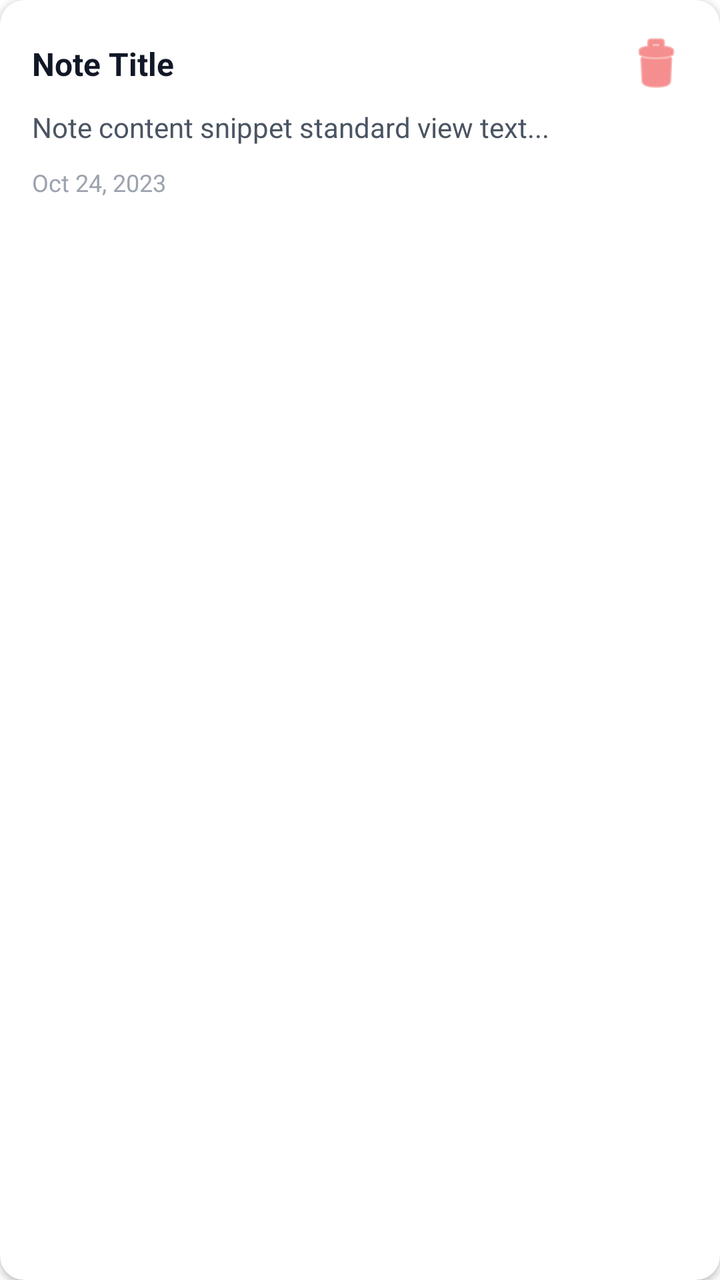
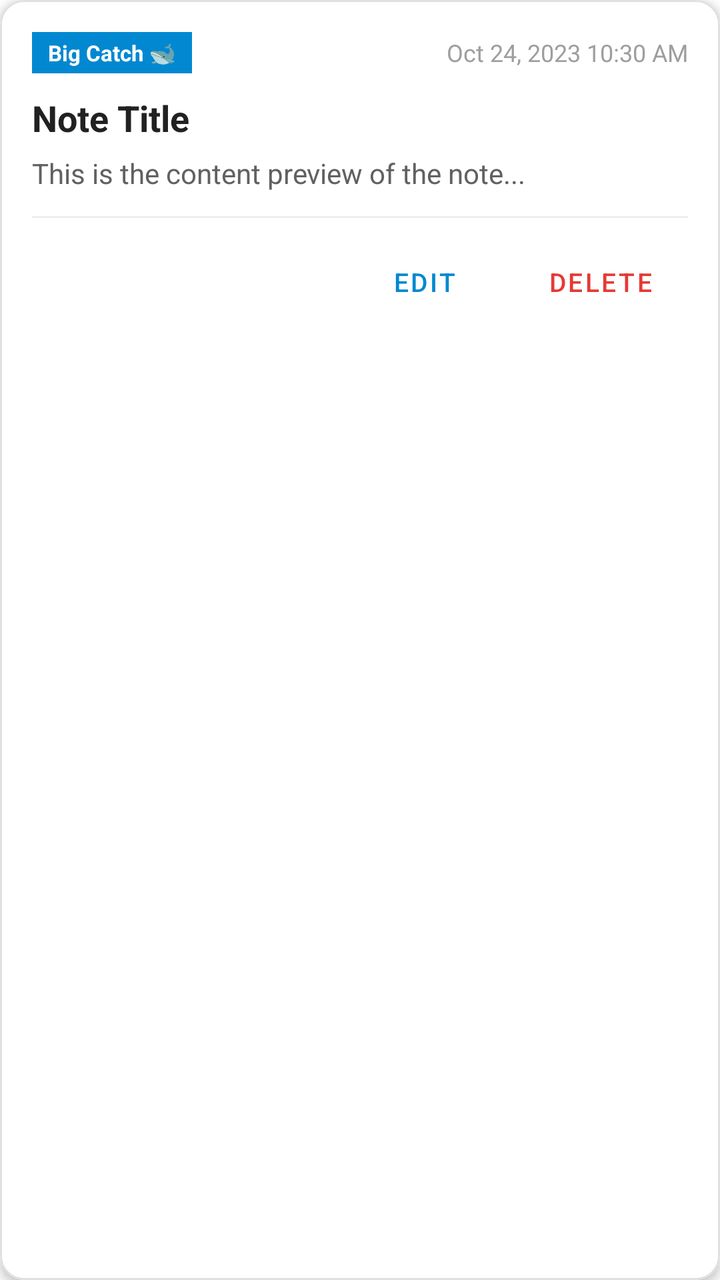

The first picture is an Android layout as it rendered before a commit; the second is the same layout after the commit. The layout source and the unified diff follow.
<!-- AndroidManifest.xml: application theme Theme.BiggestFish -->
<!-- res/layout/item_note.xml -->
<?xml version="1.0" encoding="utf-8"?>
<androidx.cardview.widget.CardView 
    xmlns:android="http://schemas.android.com/apk/res/android"
    xmlns:app="http://schemas.android.com/apk/res-auto"
    android:layout_width="match_parent"
    android:layout_height="wrap_content"
    android:layout_margin="6dp"
    app:cardBackgroundColor="#FFFFFF"
    app:cardCornerRadius="12dp"
    app:cardElevation="2dp">

    <LinearLayout
        android:layout_width="match_parent"
        android:layout_height="wrap_content"
        android:orientation="vertical"
        android:padding="16dp">

        <LinearLayout
            android:layout_width="match_parent"
            android:layout_height="wrap_content"
            android:gravity="center_vertical"
            android:orientation="horizontal">

            <TextView
                android:id="@+id/tvNoteTitle"
                android:layout_width="0dp"
                android:layout_height="wrap_content"
                android:layout_weight="1"
                android:ellipsize="end"
                android:maxLines="1"
                android:text="Note Title"
                android:textColor="#111827"
                android:textSize="16sp"
                android:textStyle="bold" />

            <ImageButton
                android:id="@+id/btnDelete"
                android:layout_width="32dp"
                android:layout_height="32dp"
                android:background="?attr/selectableItemBackgroundBorderless"
                android:contentDescription="Delete Note"
                android:src="@android:drawable/ic_menu_delete"
                app:tint="#EF4444" />
        </LinearLayout>

        <TextView
            android:id="@+id/tvNoteContent"
            android:layout_width="match_parent"
            android:layout_height="wrap_content"
            android:layout_marginTop="6dp"
            android:ellipsize="end"
            android:maxLines="3"
            android:text="Note content snippet standard view text..."
            android:textColor="#4B5563"
            android:textSize="14sp" />

        <TextView
            android:id="@+id/tvNoteDate"
            android:layout_width="wrap_content"
            android:layout_height="wrap_content"
            android:layout_marginTop="10dp"
            android:text="Oct 24, 2023"
            android:textColor="#9CA3AF"
            android:textSize="12sp" />

    </LinearLayout>
</androidx.cardview.widget.CardView>
<!-- resources referenced by this layout -->
<resources>
  <style name="Theme.BiggestFish" parent="Theme.MaterialComponents.DayNight.NoActionBar">
          <item name="colorPrimary">#0288D1</item>
          <item name="colorPrimaryVariant">#01579B</item>
          <item name="colorOnPrimary">#FFFFFF</item>
          <item name="colorSecondary">#00ACC1</item>
          <item name="colorSecondaryVariant">#00838F</item>
          <item name="colorOnSecondary">#FFFFFF</item>
          <item name="android:statusBarColor">#01579B</item>
      </style>
</resources>

<!-- the commit's change to res/layout/item_note.xml (unified diff, before → after) -->
@@ -1,13 +1,15 @@
 <?xml version="1.0" encoding="utf-8"?>
-<androidx.cardview.widget.CardView 
+<com.google.android.material.card.MaterialCardView 
     xmlns:android="http://schemas.android.com/apk/res/android"
     xmlns:app="http://schemas.android.com/apk/res-auto"
     android:layout_width="match_parent"
     android:layout_height="wrap_content"
-    android:layout_margin="6dp"
-    app:cardBackgroundColor="#FFFFFF"
+    android:layout_marginHorizontal="6dp"
+    android:layout_marginVertical="6dp"
     app:cardCornerRadius="12dp"
-    app:cardElevation="2dp">
+    app:cardElevation="3dp"
+    app:strokeWidth="1dp"
+    app:strokeColor="#E0E0E0">
 
     <LinearLayout
         android:layout_width="match_parent"
@@ -18,50 +20,92 @@
         <LinearLayout
             android:layout_width="match_parent"
             android:layout_height="wrap_content"
-            android:gravity="center_vertical"
-            android:orientation="horizontal">
+            android:orientation="horizontal"
+            android:gravity="center_vertical">
 
             <TextView
-                android:id="@+id/tvNoteTitle"
+                android:id="@+id/tvCategoryTag"
+                android:layout_width="wrap_content"
+                android:layout_height="wrap_content"
+                android:text="Big Catch 🐋"
+                android:textSize="11sp"
+                android:textStyle="bold"
+                android:textColor="#FFFFFF"
+                android:background="#0288D1"
+                android:paddingHorizontal="8dp"
+                android:paddingVertical="3dp" />
+
+            <View
                 android:layout_width="0dp"
+                android:layout_height="0dp"
+                android:layout_weight="1" />
+
+            <TextView
+                android:id="@+id/tvTimestamp"
+                android:layout_width="wrap_content"
                 android:layout_height="wrap_content"
-                android:layout_weight="1"
-                android:ellipsize="end"
-                android:maxLines="1"
-                android:text="Note Title"
-                android:textColor="#111827"
-                android:textSize="16sp"
-                android:textStyle="bold" />
+                android:text="Oct 24, 2023 10:30 AM"
+                android:textColor="#9E9E9E"
+                android:textSize="12sp" />
 
-            <ImageButton
-                android:id="@+id/btnDelete"
-                android:layout_width="32dp"
-                android:layout_height="32dp"
-                android:background="?attr/selectableItemBackgroundBorderless"
-                android:contentDescription="Delete Note"
-                android:src="@android:drawable/ic_menu_delete"
-                app:tint="#EF4444" />
         </LinearLayout>
 
         <TextView
-            android:id="@+id/tvNoteContent"
+            android:id="@+id/tvTitle"
+            android:layout_width="match_parent"
+            android:layout_height="wrap_content"
+            android:layout_marginTop="10dp"
+            android:text="Note Title"
+            android:textColor="#212121"
+            android:textSize="18sp"
+            android:textStyle="bold"
+            android:maxLines="2"
+            android:ellipsize="end" />
+
+        <TextView
+            android:id="@+id/tvContent"
             android:layout_width="match_parent"
             android:layout_height="wrap_content"
             android:layout_marginTop="6dp"
-            android:ellipsize="end"
-            android:maxLines="3"
-            android:text="Note content snippet standard view text..."
-            android:textColor="#4B5563"
-            android:textSize="14sp" />
+            android:text="This is the content preview of the note..."
+            android:textColor="#616161"
+            android:textSize="14sp"
+            android:maxLines="4"
+            android:ellipsize="end" />
 
-        <TextView
-            android:id="@+id/tvNoteDate"
-            android:layout_width="wrap_content"
+        <View
+            android:layout_width="match_parent"
+            android:layout_height="1dp"
+            android:layout_marginTop="12dp"
+            android:layout_marginBottom="8dp"
+            android:background="#EEEEEE" />
+
+        <LinearLayout
+            android:layout_width="match_parent"
             android:layout_height="wrap_content"
-            android:layout_marginTop="10dp"
-            android:text="Oct 24, 2023"
-            android:textColor="#9CA3AF"
-            android:textSize="12sp" />
+            android:orientation="horizontal"
+            android:gravity="end">
+
+            <Button
+                android:id="@+id/btnEdit"
+                style="@style/Widget.MaterialComponents.Button.TextButton"
+                android:layout_width="wrap_content"
+                android:layout_height="wrap_content"
+                android:text="Edit"
+                android:textColor="#0288D1"
+                android:textSize="13sp" />
+
+            <Button
+                android:id="@+id/btnDelete"
+                style="@style/Widget.MaterialComponents.Button.TextButton"
+                android:layout_width="wrap_content"
+                android:layout_height="wrap_content"
+                android:text="Delete"
+                android:textColor="#E53935"
+                android:textSize="13sp" />
+
+        </LinearLayout>
 
     </LinearLayout>
-</androidx.cardview.widget.CardView>
+
+</com.google.android.material.card.MaterialCardView>
